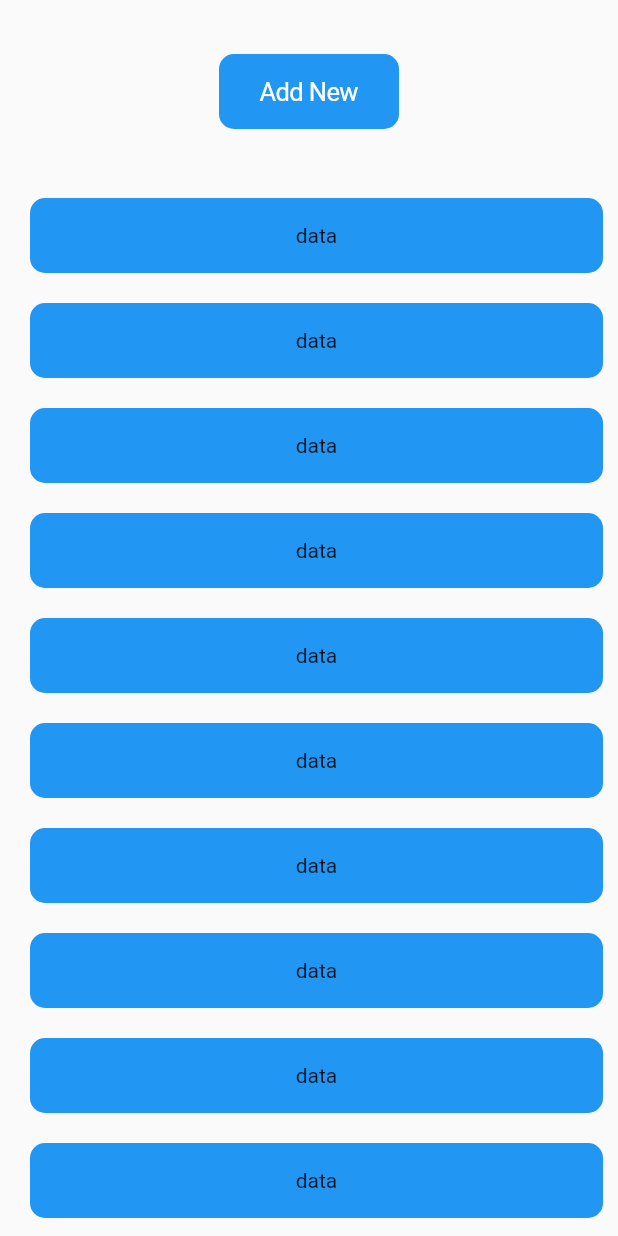
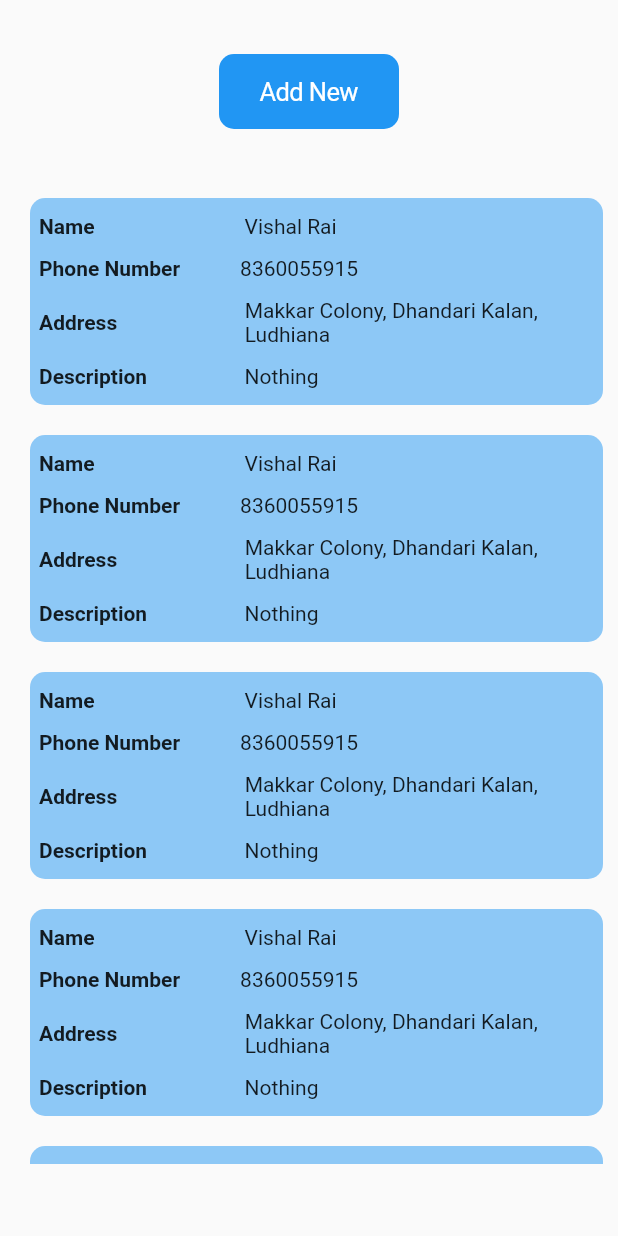
Before and after one commit to rahulv97/Realeye, a Flutter app: the DashBoard screen opened directly, on a phone screen of 412 x 824 dp. Run offline on Flutter 3.47's test engine with Material 2 defaults, Android fonts, the phone set to English and light mode, and no system bars; our stand-ins replace google_fonts.

Commit message:
first commit

```diff
--- a/lib/AddNew.dart
+++ b/lib/AddNew.dart
@@ -1,5 +1,6 @@
 import 'package:flutter/cupertino.dart';
 import 'package:flutter/material.dart';
+import 'package:google_fonts/google_fonts.dart';
 
 class AddNew extends StatefulWidget {
   const AddNew({Key? key}) : super(key: key);
@@ -23,10 +24,11 @@ class _AddNewState extends State<AddNew> {
                   children: [
                     Text(
                       "REALEYE",
-                      style: TextStyle(
-                          color: Theme.of(context).colorScheme.secondary,
-                          fontSize: 40,
-                          fontWeight: FontWeight.bold),
+                      style: GoogleFonts.itim(
+                        fontWeight: FontWeight.bold,
+                        fontSize: 30,
+                        color: Colors.blue,
+                      ),
                     ),
                     SizedBox(height: 10),
                     TextField(
--- a/lib/DashBoard.dart
+++ b/lib/DashBoard.dart
@@ -1,5 +1,6 @@
 import 'package:flutter/cupertino.dart';
 import 'package:flutter/material.dart';
+import 'package:realeye_india/AddNew.dart';
 
 class DashBoard extends StatefulWidget {
   const DashBoard({Key? key}) : super(key: key);
@@ -35,28 +36,92 @@ class _DashBoardState extends State<DashBoard> {
                         ),
                       ),
                     ),
-                    onPressed: () {}),
+                    onPressed: () {
+                      Navigator.push(context,
+                          MaterialPageRoute(builder: (context) => AddNew()));
+                    }),
                 SizedBox(height: 20),
                 Container(
-                  height: MediaQuery.of(context).size.height - 50,
+                  height: MediaQuery.of(context).size.height - 120,
                   child: Padding(
                     padding: const EdgeInsets.only(left: 10, bottom: 50),
                     child: ListView.builder(
                       shrinkWrap: true,
                       scrollDirection: Axis.vertical,
-                      itemCount: 10,
+                      itemCount: 20,
                       itemBuilder: (context, int index) {
                         return Padding(
                           padding: const EdgeInsets.all(10),
                           child: Container(
-                            height: 50,
-                            width: 130,
-                            decoration: BoxDecoration(
-                              color: Theme.of(context).colorScheme.secondary,
-                              borderRadius: BorderRadius.circular(10),
-                            ),
-                            child: Center(child: Text("data")),
-                          ),
+                              padding: EdgeInsets.symmetric(vertical: 5),
+                              decoration: BoxDecoration(
+                                color: Colors.blue.withOpacity(0.5),
+                                borderRadius: BorderRadius.circular(10),
+                              ),
+                              child: Column(
+                                crossAxisAlignment: CrossAxisAlignment.start,
+                                children: [
+                                  Padding(
+                                    padding: const EdgeInsets.all(6.0),
+                                    child: Row(
+                                      children: [
+                                        Text(
+                                          "Name",
+                                          style: TextStyle(
+                                              fontWeight: FontWeight.bold),
+                                        ),
+                                        SizedBox(width: 100),
+                                        Text("Vishal Rai")
+                                      ],
+                                    ),
+                                  ),
+                                  Padding(
+                                    padding: const EdgeInsets.all(6.0),
+                                    child: Row(
+                                      children: [
+                                        Text(
+                                          "Phone Number",
+                                          style: TextStyle(
+                                              fontWeight: FontWeight.bold),
+                                        ),
+                                        SizedBox(width: 40),
+                                        Text("8360055915"),
+                                      ],
+                                    ),
+                                  ),
+                                  Padding(
+                                    padding: const EdgeInsets.all(6.0),
+                                    child: Row(
+                                      children: [
+                                        Text(
+                                          "Address",
+                                          style: TextStyle(
+                                              fontWeight: FontWeight.bold),
+                                        ),
+                                        SizedBox(width: 85),
+                                        Flexible(
+                                          child: Text(
+                                              "Makkar Colony, Dhandari Kalan, Ludhiana"),
+                                        ),
+                                      ],
+                                    ),
+                                  ),
+                                  Padding(
+                                    padding: const EdgeInsets.all(6.0),
+                                    child: Row(
+                                      children: [
+                                        Text(
+                                          "Description",
+                                          style: TextStyle(
+                                              fontWeight: FontWeight.bold),
+                                        ),
+                                        SizedBox(width: 65),
+                                        Text("Nothing"),
+                                      ],
+                                    ),
+                                  ),
+                                ],
+                              )),
                         );
                       },
                     ),
--- a/lib/LoginPage.dart
+++ b/lib/LoginPage.dart
@@ -1,6 +1,7 @@
 import 'package:flutter/cupertino.dart';
 import 'package:flutter/material.dart';
 import 'package:google_fonts/google_fonts.dart';
+import 'package:realeye_india/RegisterPage.dart';
 
 class LoginPage extends StatefulWidget {
   const LoginPage({Key? key}) : super(key: key);
@@ -59,7 +60,10 @@ class _LoginPageState extends State<LoginPage> {
                 style: TextStyle(fontSize: 16),
               ),
               CupertinoButton(
-                onPressed: () {},
+                onPressed: () {
+                  Navigator.push(context,
+                      MaterialPageRoute(builder: (context) => RegisterPage()));
+                },
                 child: Text(
                   "Sign Up",
                   style: TextStyle(fontSize: 16),
--- a/lib/RegisterPage.dart
+++ b/lib/RegisterPage.dart
@@ -1,6 +1,7 @@
 import 'package:flutter/cupertino.dart';
 import 'package:flutter/material.dart';
 import 'package:google_fonts/google_fonts.dart';
+import 'package:realeye_india/DashBoard.dart';
 
 class RegisterPage extends StatefulWidget {
   const RegisterPage({Key? key}) : super(key: key);
@@ -61,7 +62,12 @@ class _RegisterPageState extends State<RegisterPage> {
                     ),
                     SizedBox(height: 20),
                     CupertinoButton(
-                        onPressed: () {},
+                        onPressed: () {
+                          Navigator.push(
+                              context,
+                              MaterialPageRoute(
+                                  builder: (context) => DashBoard()));
+                        },
                         color: Theme.of(context).colorScheme.secondary,
                         child: Text(
                           "Register",
--- a/lib/main.dart
+++ b/lib/main.dart
@@ -19,7 +19,7 @@ class MyApp extends StatelessWidget {
       theme: ThemeData(
         primarySwatch: Colors.blue,
       ),
-      home: RegisterPage(),
+      home: LoginPage(),
     );
   }
 }
--- a/pubspec.yaml
+++ b/pubspec.yaml
@@ -29,6 +29,7 @@ environment:
 dependencies:
   flutter:
     sdk: flutter
+  http:
 
 
   # The following adds the Cupertino Icons font to your application.
```
Also changed, not shown: pubspec.lock.
